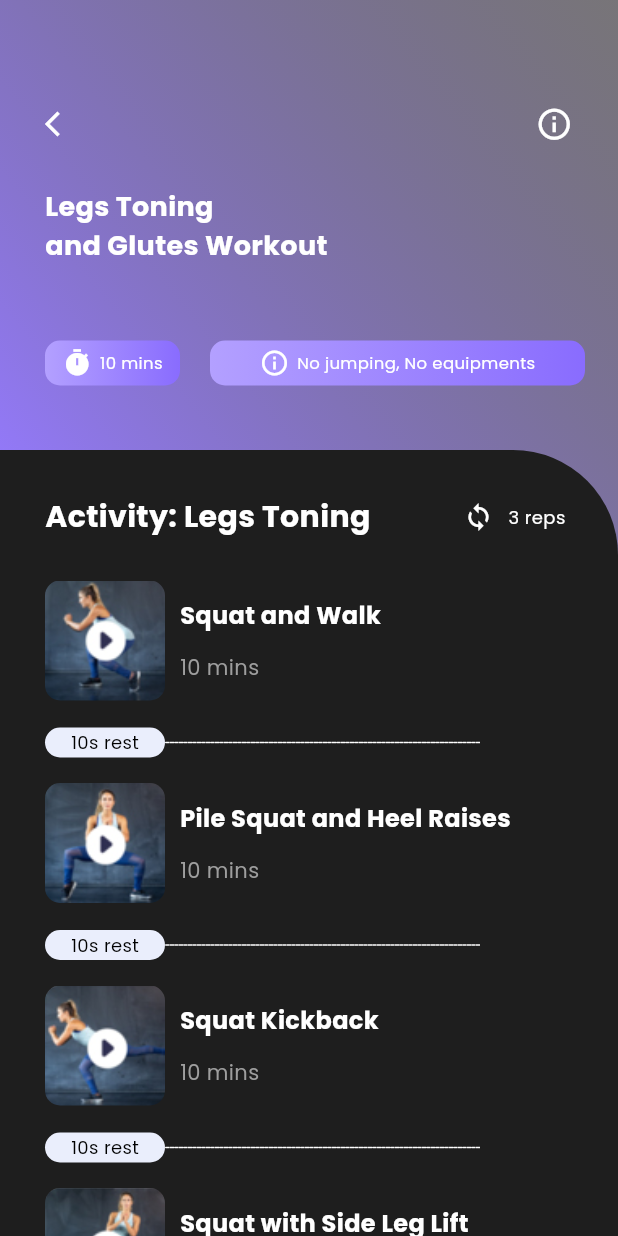
After one commit to aimiashri/CAT304Finesse, a Flutter app: the screen it shows after launch, after a tap on the "arrow forward ios" icon, on a phone screen of 412 x 824 dp. The commit adds this screen. Run offline on Flutter 3.47's test engine with Material 3 defaults, Android fonts, the phone set to English and light mode, and no system bars; our stand-ins replace get, video_player; network calls fail.

Commit message:
home + activity details

```diff
--- a/lib/10_pre_home_screen.dart
+++ b/lib/10_pre_home_screen.dart
@@ -1,6 +1,8 @@
 import 'dart:convert';
+import 'package:final_finesse/video_info.dart';
 import 'package:flutter/foundation.dart';
 import 'package:flutter/material.dart';
+import 'package:get/get.dart';
 
 class HomeScreen extends StatefulWidget {
   const HomeScreen({Key? key}) : super(key: key);
@@ -13,7 +15,9 @@ class _HomeScreenState extends State<HomeScreen> {
   List info = [];
   _initData() {
     DefaultAssetBundle.of(context).loadString("json/info.json").then((value) {
-      info = jsonDecode(value);
+      setState(() {
+        info = jsonDecode(value);
+      });
     });
   }
 
@@ -26,7 +30,7 @@ class _HomeScreenState extends State<HomeScreen> {
   @override
   Widget build(BuildContext context) {
     return Scaffold(
-      backgroundColor: Colors.black,
+      backgroundColor: Color(0xFF1E1E1E),
       body: Container(
         padding: const EdgeInsets.only(top: 70, left: 30, right: 30),
         child: Column(
@@ -76,7 +80,11 @@ class _HomeScreenState extends State<HomeScreen> {
                   ),
                 ),
                 SizedBox(width: 5),
-                Icon(Icons.arrow_forward_ios, size: 20, color: Colors.white),
+                InkWell(
+                  onTap: () {
+                    Get.to(()=>VideoInfo());
+                  },
+                  child: Icon(Icons.arrow_forward_ios, size: 20, color: Colors.white)),
               ],
             ),
             SizedBox(height: 20),
--- a/lib/main.dart
+++ b/lib/main.dart
@@ -1,9 +1,11 @@
 import 'package:final_finesse/10_pre_home_screen.dart';
+import 'package:get/get.dart';
+import 'package:final_finesse/video_info.dart';
+import 'package:video_player/video_player.dart';
 
 // import '00_WelcomeScreen.dart';
 import 'package:flutter/material.dart';
 import 'package:flutter/services.dart';
-
 
 void main() {
   SystemChrome.setSystemUIOverlayStyle(const SystemUiOverlayStyle(
@@ -18,7 +20,7 @@ class MyApp extends StatelessWidget {
   // This widget is the root of your application.
   @override
   Widget build(BuildContext context) {
-    return MaterialApp(
+    return GetMaterialApp(
       debugShowCheckedModeBanner: false,
       theme: ThemeData(
         fontFamily: ('Poppins'),
--- /dev/null
+++ b/lib/video_info.dart
@@ -0,0 +1,378 @@
+import 'package:final_finesse/10_pre_home_screen.dart';
+import 'package:flutter/material.dart';
+import 'package:flutter/cupertino.dart';
+import 'dart:convert';
+import 'package:get/get.dart';
+import 'package:video_player/video_player.dart';
+
+class VideoInfo extends StatefulWidget {
+  const VideoInfo({super.key});
+
+  @override
+  _VideoInfoState createState() => _VideoInfoState();
+}
+
+class _VideoInfoState extends State<VideoInfo> {
+  List videoInfo = [];
+  bool _playArea = false;
+  VideoPlayerController?_controller;
+  _initData() async {
+    await DefaultAssetBundle.of(context)
+        .loadString("json/videoinfo.json")
+        .then((value) {
+      setState(() {
+        videoInfo = jsonDecode(value);
+      });
+    });
+  }
+
+  @override
+  void initState() {
+    super.initState();
+    _initData();
+  }
+
+  @override
+  Widget build(BuildContext context) {
+    return Scaffold(
+        body: Container(
+      decoration: _playArea == false
+          ? BoxDecoration(
+              gradient: LinearGradient(
+                  colors: [
+                  Color(0xFF896CFE).withOpacity(0.9),
+                  Color(0xFF1E1E1E).withOpacity(0.6),
+                ],
+                  begin: const FractionalOffset(0.0, 0.4),
+                  end: Alignment.topRight))
+          : BoxDecoration(
+              color: Color(0xFF896CFE),
+            ),
+      child: Column(
+        children: [
+          _playArea == false
+              ? Container(
+                  padding: const EdgeInsets.only(top: 70, left: 30, right: 30),
+                  width: MediaQuery.of(context).size.width,
+                  height: 300,
+                  child: Column(
+                    crossAxisAlignment: CrossAxisAlignment.start,
+                    children: [
+                      Row(
+                        children: [
+                          InkWell(
+                            onTap: () {
+                              Get.to(() => HomeScreen());
+                            },
+                            child: Icon(
+                              Icons.arrow_back_ios,
+                              size: 20,
+                              color: Colors.white,
+                            ),
+                          ),
+                          Expanded(child: Container()),
+                          Icon(
+                            Icons.info_outline,
+                            size: 25,
+                            color: Colors.white,
+                          )
+                        ],
+                      ),
+                      SizedBox(height: 30),
+                      Text(
+                        "Legs Toning\nand Glutes Workout",
+                        style: TextStyle(
+                          fontWeight: FontWeight.bold,
+                          fontSize: 18,
+                          color: Colors.white,
+                        ),
+                      ),
+                      SizedBox(height: 50),
+                      Row(
+                        children: [
+                          Container(
+                            width: 90,
+                            height: 30,
+                            decoration: BoxDecoration(
+                              borderRadius: BorderRadius.circular(10),
+                              gradient: LinearGradient(colors: [
+                                Color(0xFFB3A0FF),
+                                Color(0xFF896CFE),
+                              ]),
+                            ),
+                            child: Row(
+                              mainAxisAlignment: MainAxisAlignment.center,
+                              children: [
+                                Icon(
+                                  Icons.timer,
+                                  size: 20,
+                                  color: Colors.white,
+                                ),
+                                SizedBox(width: 5),
+                                Text(
+                                  "10 mins",
+                                  style: TextStyle(
+                                    fontSize: 11,
+                                    color: Colors.white,
+                                  ),
+                                )
+                              ],
+                            ),
+                          ),
+                          SizedBox(width: 20),
+                          Container(
+                            width: 250,
+                            height: 30,
+                            decoration: BoxDecoration(
+                              borderRadius: BorderRadius.circular(10),
+                              gradient: LinearGradient(colors: [
+                                Color(0xFFB3A0FF),
+                                Color(0xFF896CFE),
+                              ]),
+                            ),
+                            child: Row(
+                              mainAxisAlignment: MainAxisAlignment.center,
+                              children: [
+                                Icon(
+                                  Icons.info_outline,
+                                  size: 20,
+                                  color: Colors.white,
+                                ),
+                                SizedBox(width: 5),
+                                Text(
+                                  "No jumping, No equipments",
+                                  style: TextStyle(
+                                    fontSize: 11,
+                                    color: Colors.white,
+                                  ),
+                                )
+                              ],
+                            ),
+                          ),
+                        ],
+                      ),
+                    ],
+                  ))
+              : Container(
+                  child: Column(
+                  children: [
+                    Container(
+                      height: 100,
+                      padding:
+                          const EdgeInsets.only(top: 50, left: 30, right: 30),
+                      child: Row(
+                        children: [
+                          InkWell(
+                            onTap: () {
+                              debugPrint("tapped");
+                            },
+                            child: Icon(Icons.arrow_back_ios,
+                                size: 20, color: Colors.white),
+                          ),
+                          Expanded(child: Container()),
+                          Icon(
+                            Icons.info_outline,
+                            size: 20,
+                            color: Colors.white,
+                          )
+                        ],
+                      ),
+                    ),
+                    _playView(context),
+                  ],
+                )),
+          Expanded(
+              child: Container(
+            decoration: BoxDecoration(
+              color: Color(0xFF1E1E1E),
+              borderRadius: BorderRadius.only(
+                topRight: Radius.circular(70),
+              ),
+            ),
+            child: Column(
+              children: [
+                SizedBox(height: 30),
+                Row(
+                  children: [
+                    SizedBox(width: 30),
+                    Text(
+                      "Activity: Legs Toning",
+                      style: TextStyle(
+                        fontSize: 20,
+                        fontWeight: FontWeight.bold,
+                        color: Colors.white,
+                      ),
+                    ),
+                    Expanded(child: Container()),
+                    Row(
+                      children: [
+                        Icon(
+                          Icons.loop,
+                          size: 20,
+                          color: Colors.white,
+                        ),
+                        SizedBox(width: 10),
+                        Text(
+                          "3 reps",
+                          style: TextStyle(
+                            fontSize: 12,
+                            fontWeight: FontWeight.normal,
+                            color: Colors.white,
+                          ),
+                        ),
+                      ],
+                    ),
+                    SizedBox(width: 35),
+                  ],
+                ),
+                SizedBox(height: 20),
+                Expanded(
+                  child: _listView(),
+                )
+              ],
+            ),
+          )),
+        ],
+      ),
+    ));
+  }
+
+  _onTapVideo(int index) {
+    final controller = VideoPlayerController.network(videoInfo[index]["videoURL"]);
+    _controller = controller;
+    setState(() {
+
+    });
+    controller.initialize().then((_){
+        controller.play();
+        setState(() {
+
+        });
+      });
+  }
+
+  _playView(BuildContext context) {
+    final controller = _controller;
+    if (controller != null && controller.value.isInitialized) {
+      return Container(
+        height: 300,
+        width: 300,
+        child: VideoPlayer(controller)
+        );
+    } else {
+      return Text("Being initialised pls wait");
+    }
+  }
+
+  _listView() {
+    return ListView.builder(
+        padding: EdgeInsets.symmetric(horizontal: 30, vertical: 8),
+        itemCount: videoInfo.length,
+        itemBuilder: (_, int index) {
+          return GestureDetector(
+            onTap: () {
+              _onTapVideo(index);
+              debugPrint(index.toString());
+              setState(() {
+                if (_playArea == false) {
+                  _playArea = true;
+                }
+              });
+            },
+            child: _buildCard(index),
+          );
+        });
+  }
+
+  _buildCard(int index) {
+    return Container(
+      height: 135,
+      color: Color(0xFF1E1E1E),
+      child: Column(
+        children: [
+          Row(
+            children: [
+              Container(
+                width: 80,
+                height: 80,
+                decoration: BoxDecoration(
+                  borderRadius: BorderRadius.circular(10),
+                  image: DecorationImage(
+                      image: AssetImage(videoInfo[index]["thumbnail"]),
+                      fit: BoxFit.cover),
+                ),
+              ),
+              SizedBox(width: 10),
+              Column(
+                mainAxisAlignment: MainAxisAlignment.center,
+                crossAxisAlignment: CrossAxisAlignment.start,
+                children: [
+                  Text(
+                    videoInfo[index]["title"],
+                    style: TextStyle(
+                      fontSize: 16,
+                      color: Colors.white,
+                      fontWeight: FontWeight.bold,
+                    ),
+                  ),
+                  SizedBox(height: 10),
+                  Padding(
+                    padding: EdgeInsets.only(top: 3),
+                    child: Text(
+                      videoInfo[index]["time"],
+                      style: TextStyle(
+                        color: Colors.grey[500],
+                      ),
+                    ),
+                  )
+                ],
+              )
+            ],
+          ),
+          SizedBox(height: 18),
+          Row(
+            children: [
+              Container(
+                width: 80,
+                height: 20,
+                decoration: BoxDecoration(
+                  color: Color(0xFFeaeefc),
+                  borderRadius: BorderRadius.circular(10),
+                ),
+                child: Center(
+                  child: Text(
+                    "10s rest",
+                    style: TextStyle(
+                      color: Colors.black,
+                      fontSize: 12,
+                    ),
+                  ),
+                ),
+              ),
+              Row(
+                children: [
+                  for (int i = 0; i < 70; i++)
+                    i.isEven
+                        ? Container(
+                            width: 3,
+                            height: 1,
+                            decoration: BoxDecoration(
+                              color: Colors.white,
+                              borderRadius: BorderRadius.circular(2),
+                            ),
+                          )
+                        : Container(
+                            width: 3,
+                            height: 1,
+                            decoration: BoxDecoration(
+                              color: Colors.white,
+                            ))
+                ],
+              )
+            ],
+          )
+        ],
+      ),
+    );
+  }
+}
```
Also changed, not shown: json/videoinfo.json (added, +26 -0 lines), pubspec.yaml (+9 -1 lines), assets/img/squat1.jpg (added), assets/img/squat2.jpg (added), assets/img/squat3.jpg (added), assets/img/squat4.jpg (added), pubspec.lock, 7 other files.
